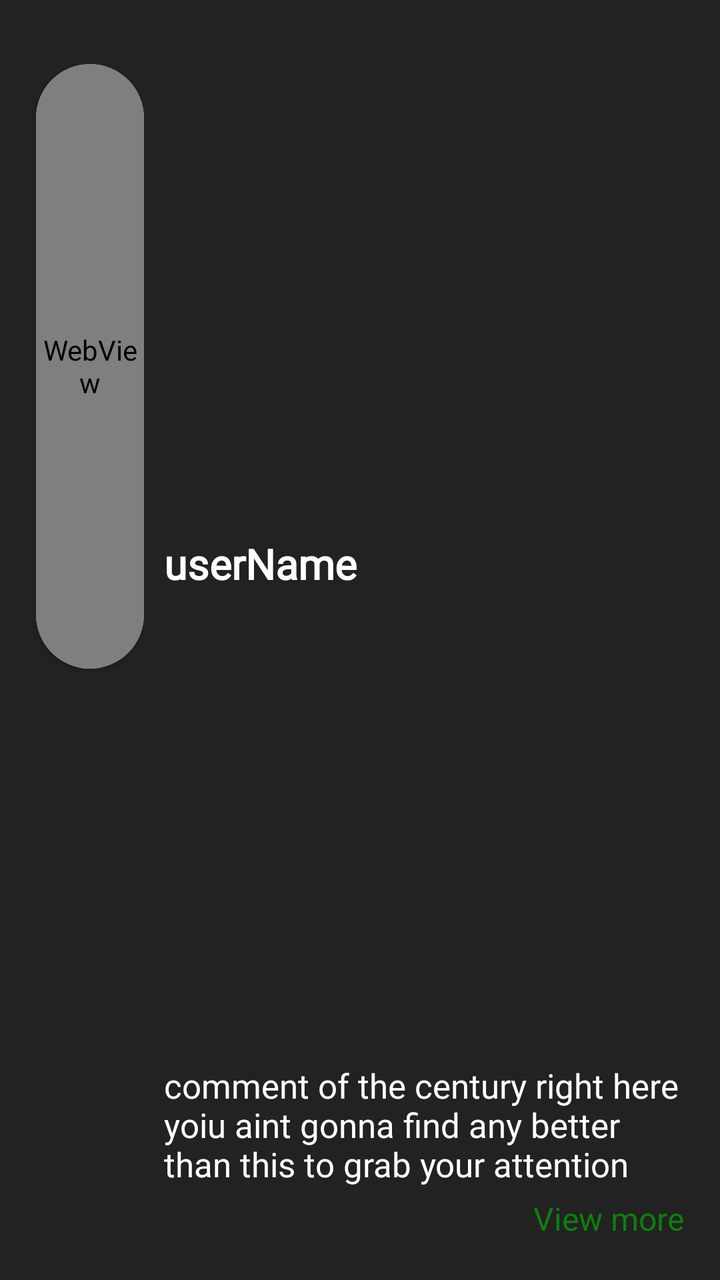
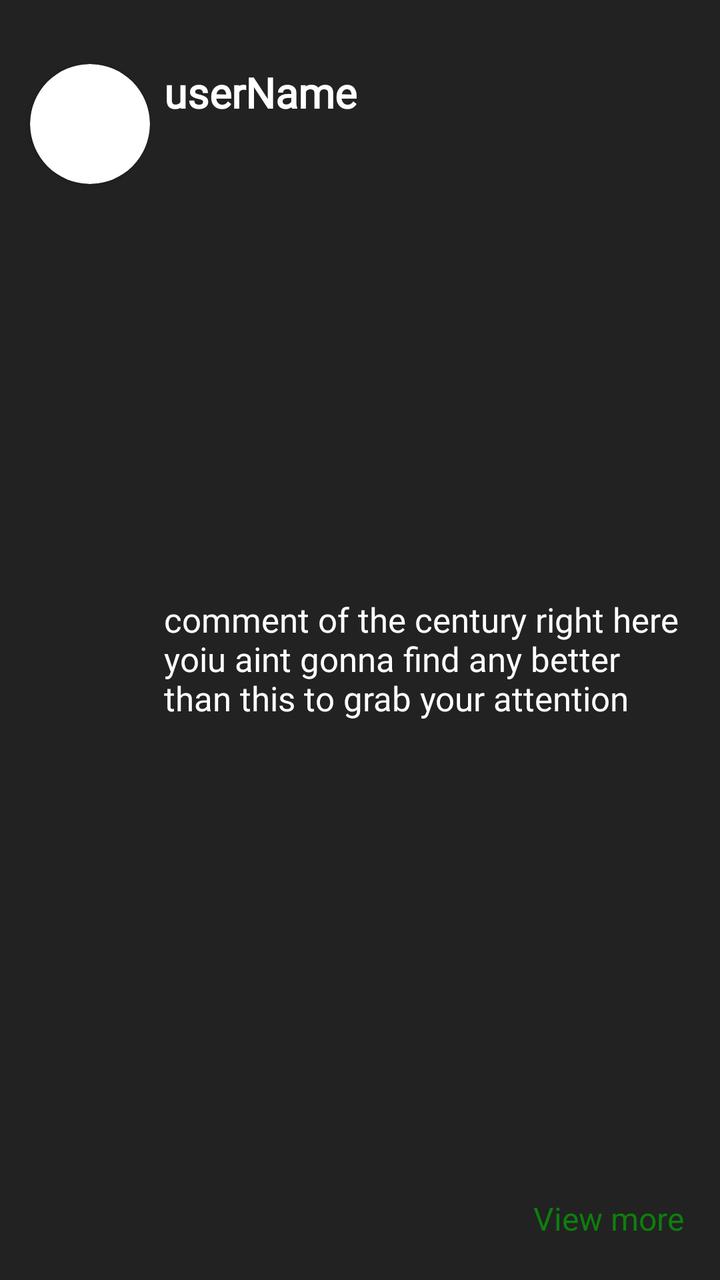

Screens rendered from an Android XML layout before and after an edit, with the pre-edit source and the edit as a unified diff.
<!-- AndroidManifest.xml: application theme Theme.Pruvve -->
<!-- res/layout/item_comments.xml -->
<?xml version="1.0" encoding="utf-8"?>
<androidx.constraintlayout.widget.ConstraintLayout xmlns:android="http://schemas.android.com/apk/res/android"
    xmlns:app="http://schemas.android.com/apk/res-auto"
    xmlns:tools="http://schemas.android.com/tools"
    android:layout_width="match_parent"
    android:layout_height="wrap_content"
    android:background="@color/mid_dark_gray">

    <androidx.cardview.widget.CardView
        android:layout_width="0dp"
        android:layout_height="0dp"
        app:cardCornerRadius="160dp"
        app:layout_constraintBottom_toTopOf="@+id/guideline242"
        app:layout_constraintEnd_toStartOf="@+id/guideline243"
        app:layout_constraintStart_toStartOf="@+id/guideline245"
        app:layout_constraintTop_toTopOf="@+id/guideline246">

        <WebView
            android:id="@+id/wvCommentProfilePicture"
            android:layout_width="match_parent"
            android:layout_height="match_parent" />
    </androidx.cardview.widget.CardView>

    <TextView
        android:id="@+id/tvCommentsUsername"
        android:layout_width="0dp"
        android:layout_height="wrap_content"
        android:layout_marginStart="10dp"
        android:fontFamily="@font/my_exo"
        android:text="userName"
        android:textColor="@color/white"
        android:textSize="21sp"
        android:textStyle="bold"
        app:layout_constraintBottom_toTopOf="@+id/tvUserComments"
        app:layout_constraintEnd_toStartOf="@+id/guideline244"
        app:layout_constraintStart_toStartOf="@+id/guideline243"
        app:layout_constraintTop_toTopOf="@+id/guideline246"
        tools:ignore="HardcodedText" />

    <TextView
        android:id="@+id/tvUserComments"
        android:layout_width="0dp"
        android:layout_height="wrap_content"
        android:fontFamily="@font/my_exo"
        android:layout_marginStart="10dp"
        android:maxLines="4"
        android:text="comment of the century right here yoiu aint gonna find any better than this to grab your attention"
        android:layout_marginBottom="5dp"
        android:textColor="@color/white"
        android:textSize="17sp"
        app:layout_constraintBottom_toTopOf="@+id/tvViewMore"
        app:layout_constraintEnd_toStartOf="@+id/guideline244"
        app:layout_constraintStart_toStartOf="@+id/guideline243"
        tools:ignore="HardcodedText" />

    <TextView
        android:id="@+id/tvViewMore"
        android:layout_width="0dp"
        android:layout_height="wrap_content"
        android:text="  View more"
        android:textColor="@color/moderate_green"
        android:textSize="16sp"
        android:layout_marginBottom="20dp"
        app:layout_constraintBottom_toBottomOf="parent"
        app:layout_constraintEnd_toStartOf="@+id/guideline244"
        tools:ignore="HardcodedText" />

    <androidx.constraintlayout.widget.Guideline
        android:id="@+id/guideline242"
        android:layout_width="wrap_content"
        android:layout_height="wrap_content"
        android:orientation="horizontal"
        app:layout_constraintGuide_percent="0.52238804" />

    <androidx.constraintlayout.widget.Guideline
        android:id="@+id/guideline243"
        android:layout_width="wrap_content"
        android:layout_height="wrap_content"
        android:orientation="vertical"
        app:layout_constraintGuide_percent="0.20" />

    <androidx.constraintlayout.widget.Guideline
        android:id="@+id/guideline244"
        android:layout_width="wrap_content"
        android:layout_height="wrap_content"
        android:orientation="vertical"
        app:layout_constraintGuide_percent="0.95" />

    <androidx.constraintlayout.widget.Guideline
        android:id="@+id/guideline245"
        android:layout_width="wrap_content"
        android:layout_height="wrap_content"
        android:orientation="vertical"
        app:layout_constraintGuide_percent="0.05" />

    <androidx.constraintlayout.widget.Guideline
        android:id="@+id/guideline246"
        android:layout_width="wrap_content"
        android:layout_height="wrap_content"
        android:orientation="horizontal"
        app:layout_constraintGuide_percent="0.05" />
</androidx.constraintlayout.widget.ConstraintLayout>
<!-- resources referenced by this layout -->
<resources>
  <color name="mid_dark_gray">#222222</color>
  <color name="moderate_green">#0D7F0D</color>
  <color name="white">#FFFFFFFF</color>
  <style name="Theme.Pruvve" parent="Theme.AppCompat.DayNight.DarkActionBar" />
</resources>

<!-- the commit's change to res/layout/item_comments.xml (unified diff, before → after) -->
@@ -7,18 +7,18 @@
     android:background="@color/mid_dark_gray">
 
     <androidx.cardview.widget.CardView
-        android:layout_width="0dp"
-        android:layout_height="0dp"
-        app:cardCornerRadius="160dp"
-        app:layout_constraintBottom_toTopOf="@+id/guideline242"
+        android:layout_width="60dp"
+        android:layout_height="60dp"
+        app:cardCornerRadius="90dp"
         app:layout_constraintEnd_toStartOf="@+id/guideline243"
         app:layout_constraintStart_toStartOf="@+id/guideline245"
         app:layout_constraintTop_toTopOf="@+id/guideline246">
 
-        <WebView
+        <ImageView
             android:id="@+id/wvCommentProfilePicture"
             android:layout_width="match_parent"
-            android:layout_height="match_parent" />
+            android:layout_height="match_parent"
+            tools:ignore="ContentDescription" />
     </androidx.cardview.widget.CardView>
 
     <TextView
@@ -31,7 +31,6 @@
         android:textColor="@color/white"
         android:textSize="21sp"
         android:textStyle="bold"
-        app:layout_constraintBottom_toTopOf="@+id/tvUserComments"
         app:layout_constraintEnd_toStartOf="@+id/guideline244"
         app:layout_constraintStart_toStartOf="@+id/guideline243"
         app:layout_constraintTop_toTopOf="@+id/guideline246"
@@ -41,16 +40,18 @@
         android:id="@+id/tvUserComments"
         android:layout_width="0dp"
         android:layout_height="wrap_content"
+        android:layout_marginStart="10dp"
+        android:layout_marginBottom="5dp"
+        android:layout_marginTop="5dp"
         android:fontFamily="@font/my_exo"
-        android:layout_marginStart="10dp"
         android:maxLines="4"
         android:text="comment of the century right here yoiu aint gonna find any better than this to grab your attention"
-        android:layout_marginBottom="5dp"
         android:textColor="@color/white"
         android:textSize="17sp"
         app:layout_constraintBottom_toTopOf="@+id/tvViewMore"
         app:layout_constraintEnd_toStartOf="@+id/guideline244"
         app:layout_constraintStart_toStartOf="@+id/guideline243"
+        app:layout_constraintTop_toBottomOf="@+id/tvCommentsUsername"
         tools:ignore="HardcodedText" />
 
     <TextView
@@ -64,13 +65,6 @@
         app:layout_constraintBottom_toBottomOf="parent"
         app:layout_constraintEnd_toStartOf="@+id/guideline244"
         tools:ignore="HardcodedText" />
-
-    <androidx.constraintlayout.widget.Guideline
-        android:id="@+id/guideline242"
-        android:layout_width="wrap_content"
-        android:layout_height="wrap_content"
-        android:orientation="horizontal"
-        app:layout_constraintGuide_percent="0.52238804" />
 
     <androidx.constraintlayout.widget.Guideline
         android:id="@+id/guideline243"
